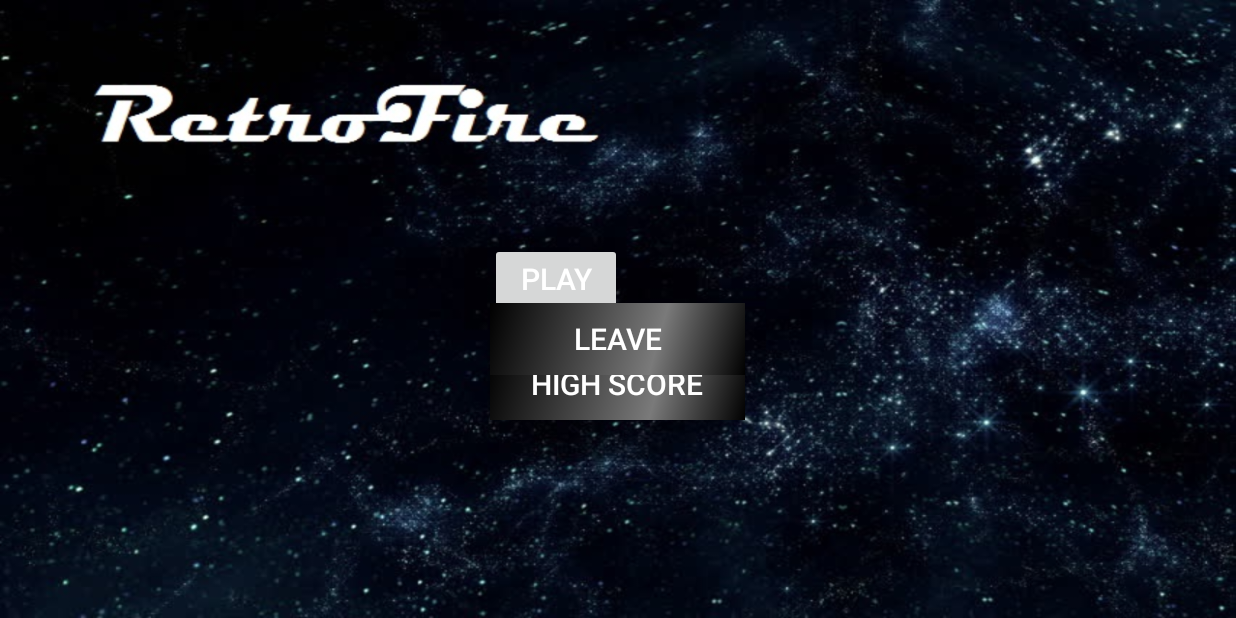
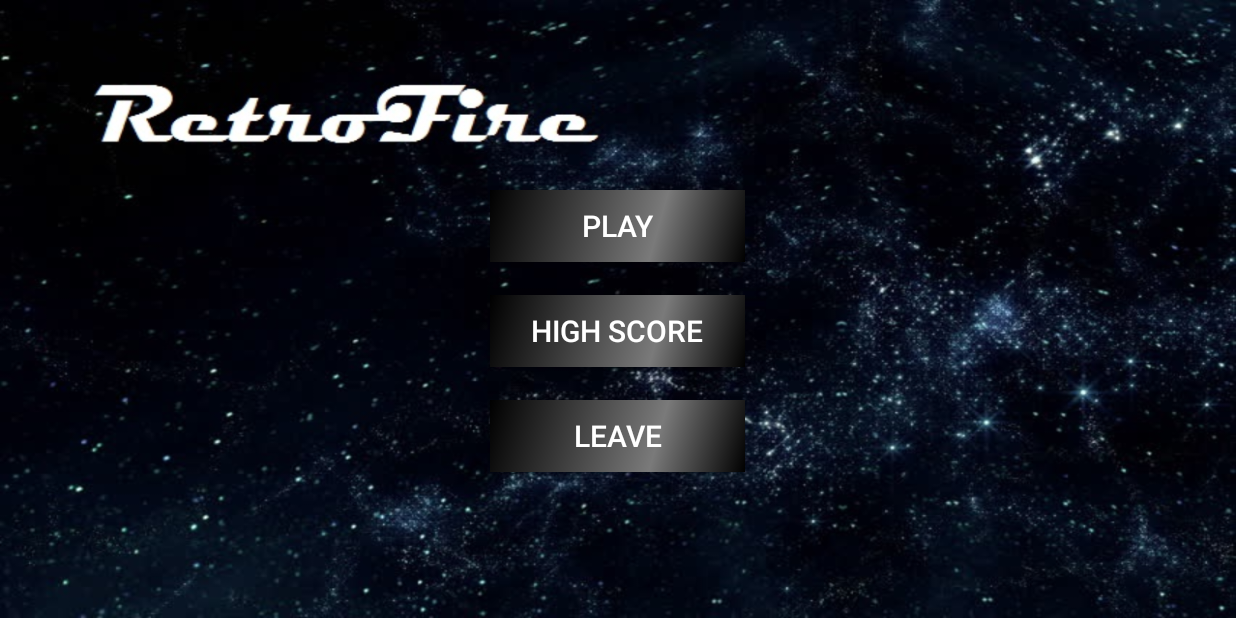
Before and after one commit to kistria/RetroFire, an Android app: the screen it shows after launch (HomeActivity), on a phone screen of 824 x 412 dp (held sideways). Run offline under Robolectric (Android 15) with nearby library versions, the phone set to English and light mode, and no system bars.

Commit message:
Rectification button launcher + name button

```diff
--- a/app/src/main/res/layout/activity_home.xml
+++ b/app/src/main/res/layout/activity_home.xml
@@ -4,19 +4,20 @@
     android:layout_width="match_parent"
     android:layout_height="match_parent"
     android:background="@drawable/background"
+    android:gravity="center"
     android:orientation="horizontal"
-        android:gravity="center"
     tools:context="com.example.kevin.retrofire.HomeActivity">
 
     <Button
         android:id="@+id/play"
         android:layout_width="wrap_content"
         android:layout_height="wrap_content"
+        android:background="@drawable/button"
+        android:layout_marginTop="30dp"
+        android:shadowColor="#0F0F0F"
         android:text="@string/play"
         android:textColor="#FFFFFF"
-            android:textSize="20sp"
-            android:shadowColor="#0F0F0F"
-            android:layout_marginTop="30dp"/>
+        android:textSize="20sp" />
 
     <Button
         android:id="@+id/highscore"
@@ -25,18 +26,18 @@
         android:layout_marginTop="100dp"
         android:background="@drawable/button"
         android:shadowColor="#0F0F0F"
-        android:text="High Score"
+        android:text="@string/high_score"
         android:textColor="#FFFFFF"
-        android:textSize="20sp"/>
+        android:textSize="20sp" />
 
     <Button
         android:id="@+id/leave"
         android:layout_width="wrap_content"
         android:layout_height="wrap_content"
-            android:layout_marginTop="70dp"
+        android:layout_marginTop="170dp"
+        android:background="@drawable/button"
+        android:shadowColor="#0F0F0F"
         android:text="@string/leave"
         android:textColor="#FFFFFF"
-            android:textSize="20sp"
-            android:background="@drawable/button"
-            android:shadowColor="#0F0F0F"/>
+        android:textSize="20sp" />
 </RelativeLayout>
--- a/app/src/main/res/values/strings.xml
+++ b/app/src/main/res/values/strings.xml
@@ -10,4 +10,5 @@
     <string name="replay">Replay</string>
     <string name="input_filter">ABCDEFGHIJKLMNOPQRSTUVWXYZabcdefghijklmnopqrstuvwxyz1234567890</string>
     <string name="input_player_name">15 characters max</string>
+    <string name="high_score">High Score</string>
 </resources>
```
Also changed, not shown: 1 other file. Lines whose indentation alone changed are shown as unchanged.
